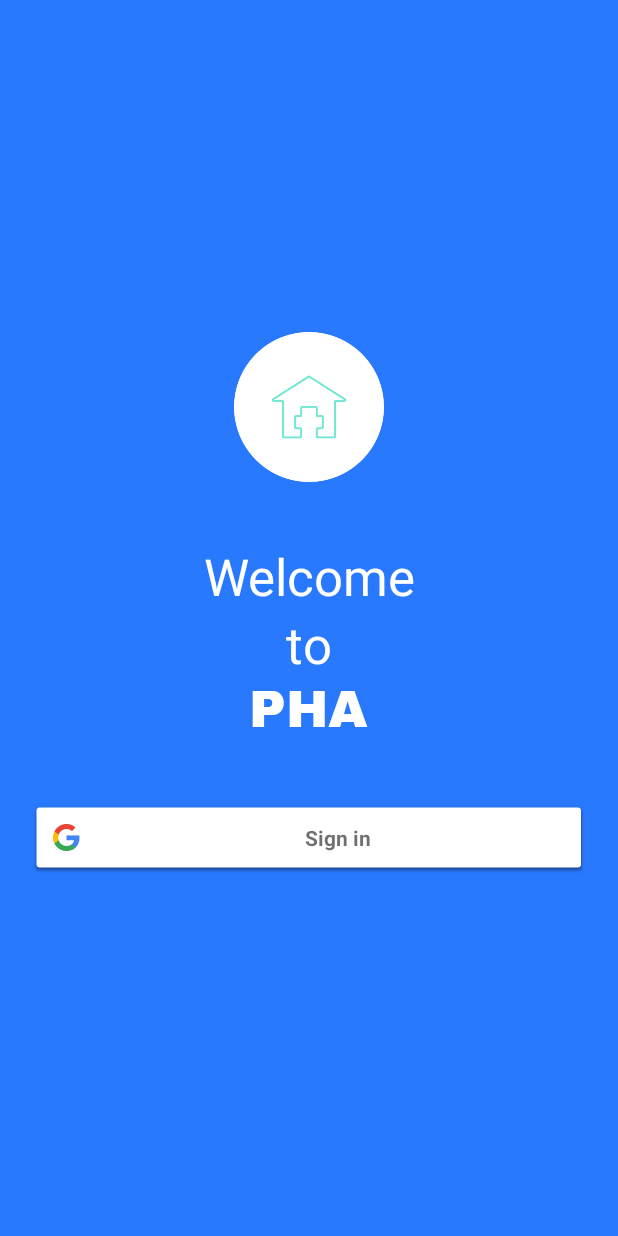
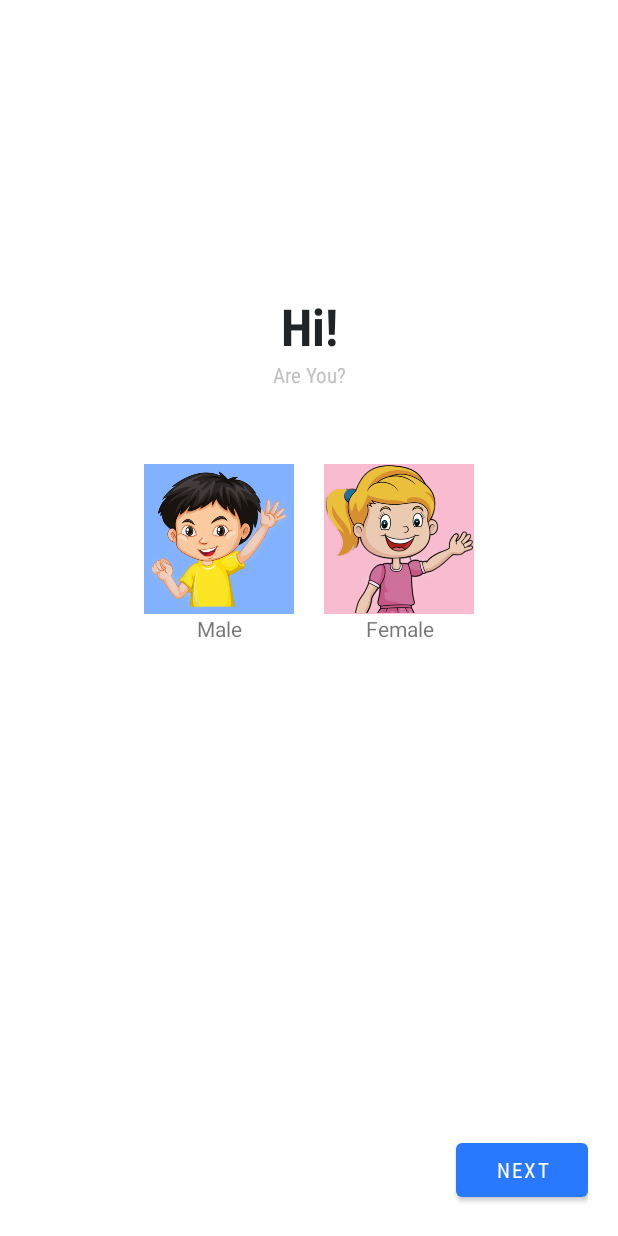
Before and after one commit to RocktimSharma/Rebooters_HackVita2023, an Android app: the fragment Fragment1 shown on its own in the app's theme, on a phone screen of 412 x 824 dp. Run offline under Robolectric (Android 15) with nearby library versions, the phone set to English and light mode, and no system bars; our stand-ins replace Firebase (no records; nobody signed in at launch, a user with empty details on screens opened directly); libraries missing offline, so code that uses them is left out: com.google.rpc.context; Roboto replaces fonts that are not available here; 3 statements that could not run were skipped.

Commit message:
Fragment 1 by biki

```diff
--- a/app/src/main/res/layout/fragment_1.xml
+++ b/app/src/main/res/layout/fragment_1.xml
@@ -4,71 +4,100 @@
     xmlns:tools="http://schemas.android.com/tools"
     android:layout_width="match_parent"
     android:layout_height="match_parent"
-    android:background="@color/blue_A400"
+    android:layout_alignParentBottom="false"
+    android:padding="20dp"
     tools:context=".Fragments.Fragment1">
 
     <LinearLayout
         android:layout_width="match_parent"
         android:layout_height="wrap_content"
         android:layout_centerInParent="true"
-        android:gravity="center_horizontal"
-        android:orientation="vertical">
-
-        <ImageView
-            android:id="@+id/imageView2"
-            android:layout_width="100dp"
-            android:layout_height="100dp"
-            android:layout_centerHorizontal="true"
-            android:layout_centerVertical="true"
-            android:layout_marginBottom="40dp"
-            android:src="@drawable/logo" />
-
-        <TextView
-            android:id="@+id/textView3"
-            android:layout_width="wrap_content"
-            android:layout_height="wrap_content"
-
-            android:gravity="center"
-            android:text="Welcome"
-            android:textColor="@color/white"
-            android:textSize="34sp" />
+        android:orientation="vertical"
+        android:padding="10dp">
 
         <TextView
             android:id="@+id/textView4"
-            android:layout_width="wrap_content"
+            android:layout_width="match_parent"
             android:layout_height="wrap_content"
-            android:layout_centerHorizontal="true"
-            android:layout_centerVertical="true"
-
-            android:textColor="@color/white"
-            android:text="to"
-            android:textSize="34sp" />
+            android:fontFamily="sans-serif-condensed"
+            android:gravity="center"
+            android:text="Hi!"
+            android:textColor="@color/black"
+            android:textSize="34sp"
+            android:textStyle="bold" />
 
         <TextView
             android:id="@+id/textView5"
-            android:layout_width="wrap_content"
-            android:layout_height="wrap_content"
-            android:layout_marginBottom="40dp"
-            android:fontFamily="@font/archivo_black"
-            android:gravity="center"
-            android:text="PHA"
-            android:textColor="@color/white"
-            android:textSize="34sp" />
-
-
-        <com.google.android.gms.common.SignInButton
-
-            android:id="@+id/sign_in_button"
             android:layout_width="match_parent"
             android:layout_height="wrap_content"
-            android:layout_alignParentBottom="true"
-            android:layout_marginLeft="20dp"
-            android:layout_marginRight="20dp"
-            android:layout_marginBottom="20dp">
+            android:layout_marginBottom="50dp"
+            android:fontFamily="sans-serif-condensed"
+            android:gravity="center"
+            android:text="Are You?"
+            android:textColor="@color/light_grey" />
 
-        </com.google.android.gms.common.SignInButton>
+        <LinearLayout
+            android:layout_width="match_parent"
+            android:layout_height="match_parent"
+            android:layout_marginBottom="200dp"
+            android:gravity="center"
+            android:orientation="horizontal">
 
+            <LinearLayout
+                android:layout_width="wrap_content"
+                android:layout_height="wrap_content"
+                android:layout_marginRight="10dp"
+                android:orientation="vertical">
+
+                <ImageView
+                    android:id="@+id/imageButton3"
+                    android:layout_width="100dp"
+                    android:layout_height="100dp"
+                    android:layout_gravity="left"
+                    android:background="@color/blue_A100"
+                    android:src="@drawable/male" />
+
+                <TextView
+                    android:id="@+id/textView8"
+                    android:layout_width="match_parent"
+                    android:layout_height="wrap_content"
+                    android:gravity="center"
+                    android:text="Male" />
+            </LinearLayout>
+
+            <LinearLayout
+                android:layout_width="wrap_content"
+                android:layout_height="wrap_content"
+                android:layout_marginLeft="10dp"
+                android:orientation="vertical">
+
+                <ImageView
+                    android:id="@+id/imageButton4"
+                    android:layout_width="100dp"
+                    android:layout_height="100dp"
+                    android:background="@color/pink_100"
+                    android:src="@drawable/female" />
+
+                <TextView
+                    android:id="@+id/textView14"
+                    android:layout_width="match_parent"
+                    android:layout_height="wrap_content"
+                    android:gravity="center"
+                    android:text="Female" />
+            </LinearLayout>
+
+        </LinearLayout>
 
     </LinearLayout>
 
+    <Button
+        android:id="@+id/button2"
+        android:layout_width="wrap_content"
+        android:layout_height="wrap_content"
+        android:layout_alignParentRight="true"
+        android:layout_alignParentBottom="true"
+        android:fontFamily="sans-serif-condensed"
+
+        android:text="Next" />
+
 </RelativeLayout>
```
Also changed, not shown: app/src/main/res/drawable/female.png (added), app/src/main/res/drawable/male.png (added).
